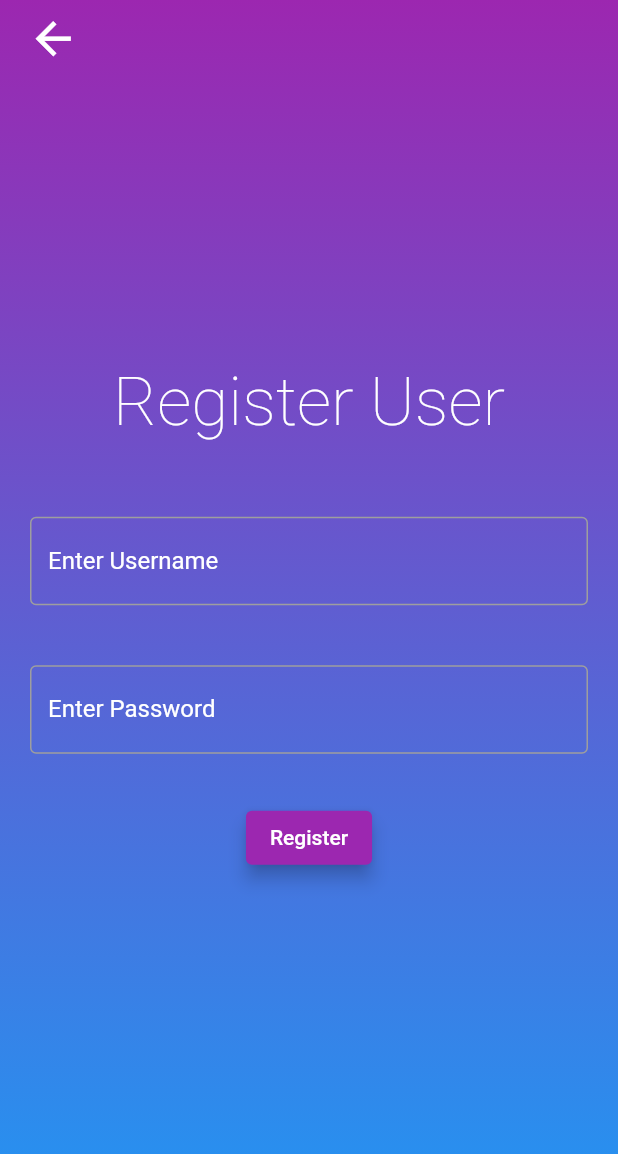
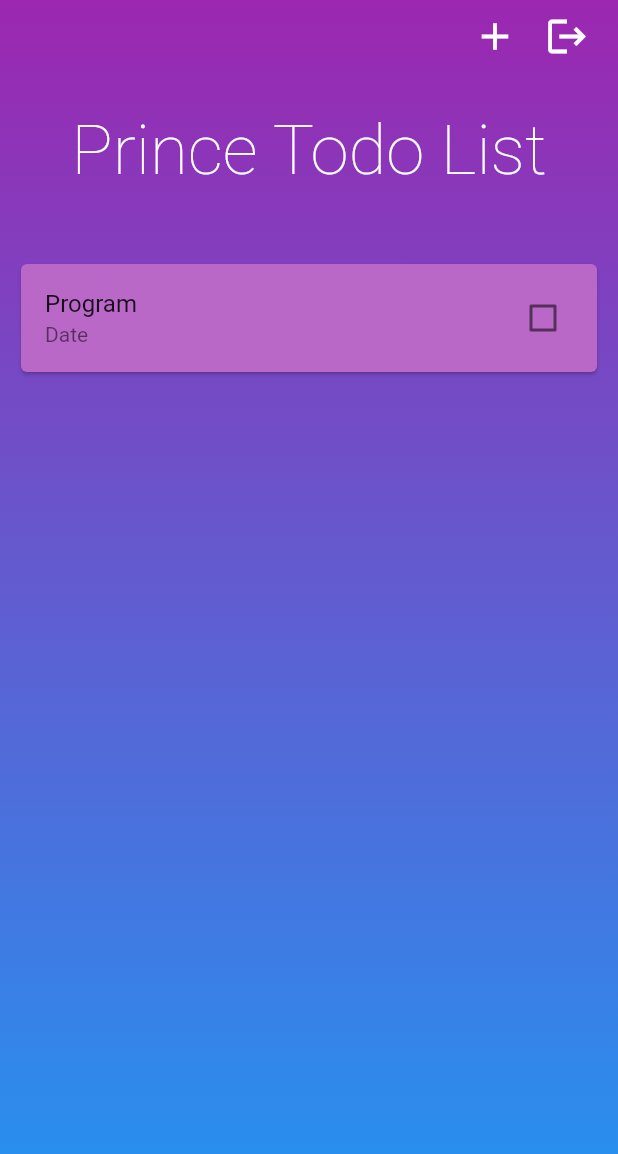
Before and after one commit to princebioh/Basic-Todo-App-Flutter, a Flutter app: the screen it shows after launch, on a phone screen of 412 x 824 dp. Shown: the top 1154 px of the screen. Run offline on Flutter 3.47's test engine with Material 2 defaults, Android fonts, the phone set to English and light mode, and no system bars; drawn by our look-alikes of flutter_slidable.

Commit message:
Todo Page Added

```diff
--- a/lib/main.dart
+++ b/lib/main.dart
@@ -1,6 +1,7 @@
 import 'package:flutter/material.dart';
 import 'package:todo_app/pages/login_page.dart';
 import 'package:todo_app/pages/register_page.dart';
+import 'package:todo_app/pages/todo_page.dart';
 
 void main() {
   runApp(const MyApp());
@@ -12,7 +13,7 @@ class MyApp extends StatelessWidget {
   @override
   Widget build(BuildContext context) {
     return MaterialApp(
-      home: RegisterPage(),
+      home: TodoPage(),
     );
   }
 }
--- /dev/null
+++ b/lib/pages/todo_page.dart
@@ -0,0 +1,77 @@
+import 'package:flutter/material.dart';
+import 'package:todo_app/widgets/todo_list_tile.dart';
+
+import '../defaults/app_backgroung_color.dart';
+
+class TodoPage extends StatefulWidget {
+  const TodoPage({super.key});
+
+  @override
+  State<TodoPage> createState() => _TodoPageState();
+}
+
+class _TodoPageState extends State<TodoPage> {
+  @override
+  Widget build(BuildContext context) {
+    return Scaffold(
+      body: Container(
+        decoration: const BoxDecoration(
+          gradient: MainBackgroundColor.color,
+        ),
+        child: Center(
+            child: SafeArea(
+          child: Column(
+            children: [
+              Row(
+                mainAxisAlignment: MainAxisAlignment.end,
+                children: [
+                  IconButton(
+                    splashRadius: 15,
+                    splashColor: Colors.white,
+                    onPressed: () {},
+                    icon: const Icon(Icons.add),
+                    color: Colors.white,
+                    iconSize: 30,
+                  ),
+                  IconButton(
+                    onPressed: () {},
+                    icon: const Icon(Icons.logout),
+                    color: Colors.white,
+                    iconSize: 30,
+                  ),
+                  const SizedBox(
+                    width: 10,
+                  ),
+                ],
+              ),
+              const Padding(
+                padding: EdgeInsets.all(25.0),
+                child: Text(
+                  "Prince Todo List",
+                  style: TextStyle(
+                    fontSize: 46,
+                    fontWeight: FontWeight.w200,
+                    color: Colors.white,
+                  ),
+                ),
+              ),
+              Expanded(
+                  child: Padding(
+                padding: const EdgeInsets.symmetric(
+                  horizontal: 10,
+                  vertical: 20,
+                ),
+                child: ListView.builder(
+                  itemCount: 1,
+                  itemBuilder: (context, index) {
+                    return TodoListTile();
+                  },
+                ),
+              ))
+            ],
+          ),
+        )),
+      ),
+    );
+  }
+}
--- /dev/null
+++ b/lib/widgets/input_data_dialog.dart
@@ -0,0 +1 @@
+import 'package:flutter/material.dart';
--- /dev/null
+++ b/lib/widgets/todo_list_tile.dart
@@ -0,0 +1,28 @@
+import 'package:flutter/material.dart';
+import 'package:flutter_slidable/flutter_slidable.dart';
+
+class TodoListTile extends StatelessWidget {
+  const TodoListTile({super.key});
+
+  @override
+  Widget build(BuildContext context) {
+    return Card(
+      color: Colors.purple.shade300,
+      child: Slidable(
+          endActionPane: ActionPane(motion: ScrollMotion(), children: [
+            SlidableAction(
+              onPressed: (context) {},
+              backgroundColor: Colors.purple.shade600,
+              icon: Icons.delete,
+              label: "Delete",
+            )
+          ]),
+          child: CheckboxListTile(
+            title: Text("Program"),
+            subtitle: Text("Date"),
+            value: false,
+            onChanged: (value) {},
+          )),
+    );
+  }
+}
```
